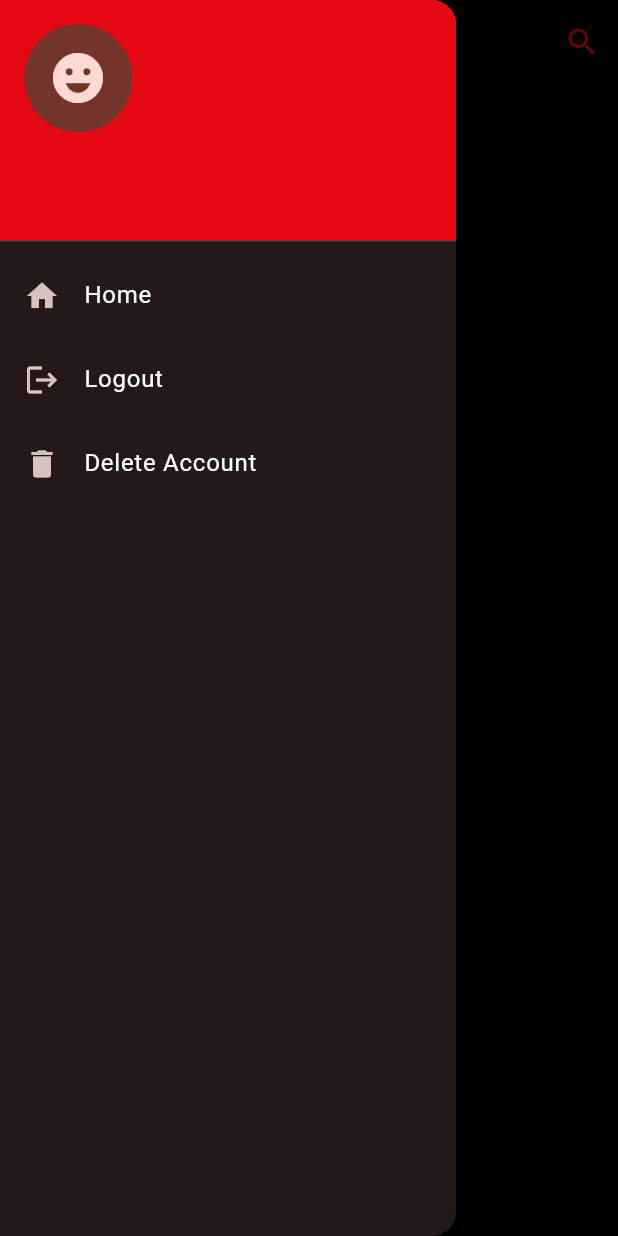
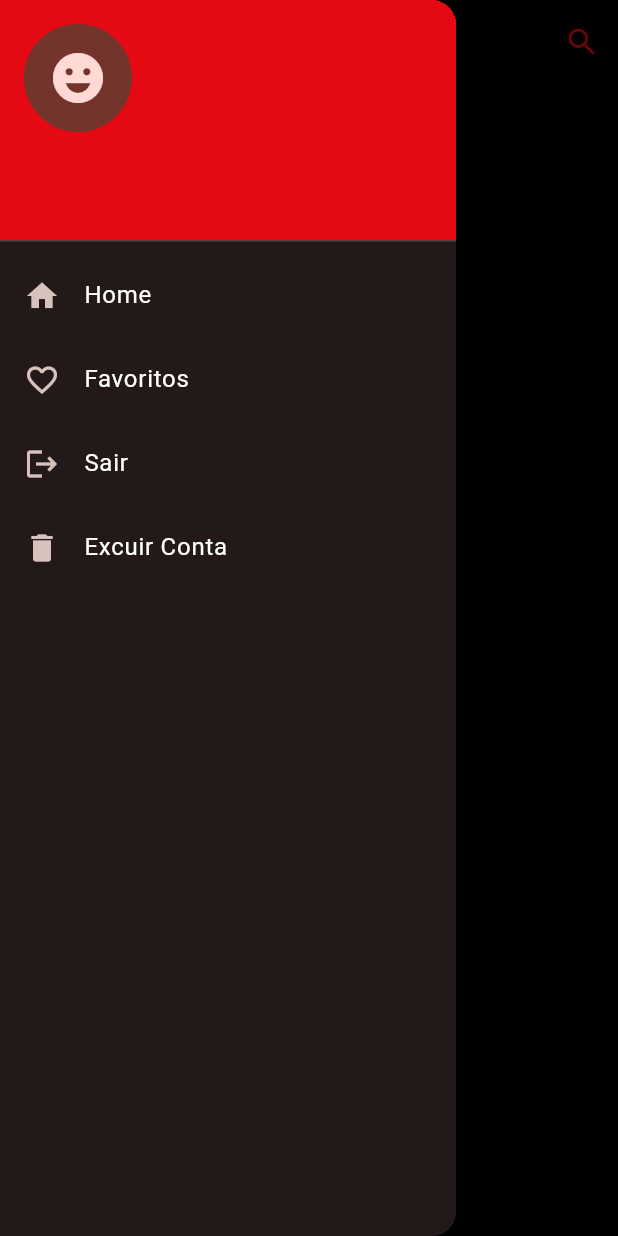
Before and after one commit to jhonnylucius/net_drinks, a Flutter app: the HomeScreen screen opened by its route, with the side drawer open, on a phone screen of 412 x 824 dp. Run offline on Flutter 3.47's test engine with Material 3 defaults, Android fonts, the phone set to English and light mode, and no system bars; our stand-ins replace cloud_firestore, dio, firebase_auth, firebase_core, flutter_i18n, flutter_signin_button and 8 more; missing offline and left inert: translator; accounts and stored records are empty.

Commit message:
adiciona funcionalidade de favoritos, permitindo que os usuários marquem e visualizem coquetéis favoritos na tela inicial

```diff
--- a/app_netdrinks/lib/components/menu.dart
+++ b/app_netdrinks/lib/components/menu.dart
@@ -77,8 +77,15 @@ class Menu extends StatelessWidget {
             },
           ),
           ListTile(
+            leading: Icon(Icons.favorite_border),
+            title: Text(FlutterI18n.translate(context, 'Favoritos')),
+            onTap: () {
+              Navigator.pushNamed(context, '/favorites');
+            },
+          ),
+          ListTile(
             leading: Icon(Icons.logout),
-            title: Text(FlutterI18n.translate(context, 'menu.logout')),
+            title: Text(FlutterI18n.translate(context, 'Sair')),
             onTap: () async {
               await FirebaseAuth.instance.signOut();
 
@@ -88,7 +95,7 @@ class Menu extends StatelessWidget {
           ),
           ListTile(
             leading: Icon(Icons.delete),
-            title: Text(FlutterI18n.translate(context, 'menu.delete_account')),
+            title: Text(FlutterI18n.translate(context, 'Excuir Conta')),
             onTap: () => _confirmarExclusao(context),
           ),
         ],
--- a/app_netdrinks/lib/main.dart
+++ b/app_netdrinks/lib/main.dart
@@ -80,7 +80,17 @@ class MyApp extends StatelessWidget {
           if (user == null) {
             return LoginScreen();
           }
-          return HomeScreen(user: user);
+          return HomeScreen(
+            user: user,
+            showFavorites: false,
+          );
+        },
+        '/favorites': (context) {
+          final user = FirebaseAuth.instance.currentUser;
+          if (user == null) {
+            return LoginScreen();
+          }
+          return HomeScreen(user: user, showFavorites: true);
         },
         '/verify-email': (context) {
           final user = FirebaseAuth.instance.currentUser;
--- a/app_netdrinks/lib/screens/home_screen.dart
+++ b/app_netdrinks/lib/screens/home_screen.dart
@@ -11,8 +11,9 @@ import 'package:get/get.dart';
 
 class HomeScreen extends StatefulWidget {
   final User user;
+  final bool showFavorites;
 
-  const HomeScreen({super.key, required this.user});
+  const HomeScreen({super.key, required this.user, this.showFavorites = false});
 
   @override
   HomeScreenState createState() => HomeScreenState();
@@ -38,49 +39,74 @@ class HomeScreenState extends State<HomeScreen> {
   @override
   Widget build(BuildContext context) {
     return Scaffold(
-      extendBodyBehindAppBar: true, // Permite conteúdo atrás do AppBar
+      extendBodyBehindAppBar: true,
       appBar: AppBar(
-        backgroundColor:
-            Colors.black.withAlpha(179), // AppBar preto semi-transparente
+        backgroundColor: Colors.black.withAlpha(179),
         elevation: 0,
-        title: Text('NetDrinks'),
+        title: Text(widget.showFavorites
+            ? FlutterI18n.translate(context, 'Favoritos')
+            : FlutterI18n.translate(context, 'NetDrinks')),
         leading: Builder(
           builder: (context) => IconButton(
-            icon: Icon(Icons.menu),
+            icon: const Icon(Icons.menu),
             onPressed: () => Scaffold.of(context).openDrawer(),
           ),
         ),
         actions: [
+          if (widget.showFavorites)
+            IconButton(
+              icon: const Icon(Icons.home),
+              onPressed: () =>
+                  Navigator.of(context).pushReplacementNamed('/home'),
+            ),
           IconButton(
-            icon: Icon(Icons.search),
+            icon: const Icon(Icons.search),
             onPressed: () => _showSearchDialog(context),
           ),
         ],
       ),
-      drawer: Menu(user: widget.user), // Adiciona o Drawer
+      drawer: Menu(user: widget.user),
       body: Obx(() {
         if (controller.loading) {
           return ProgressIndicador2Widget();
         }
 
+        final displayCocktails = widget.showFavorites
+            ? controller.getFavoriteCocktails()
+            : controller.cocktails;
+
+        if (displayCocktails.isEmpty && widget.showFavorites) {
+          return Center(
+            child: Text(
+              FlutterI18n.translate(context,
+                  'Você não tem Drinks Salvos,\n clique no coração ao lado da foto do Drink pra salvá-lo como favorito!'),
+              style: const TextStyle(color: Colors.white),
+              textAlign: TextAlign.center,
+            ),
+          );
+        }
+
         return Stack(
-          fit: StackFit.expand, // Força Stack ocupar tela toda
+          fit: StackFit.expand,
           children: [
-            // Background com imagem
             Positioned.fill(
               child: ValueListenableBuilder<int>(
                 valueListenable: _currentPage,
                 builder: (context, currentIndex, _) {
-                  if (controller.cocktails.isEmpty) return Container();
+                  if (displayCocktails.isEmpty) return Container();
+
+                  if (currentIndex >= displayCocktails.length) {
+                    return Container(); // Evita erro de índice
+                  }
 
                   return AnimatedSwitcher(
-                    duration: Duration(milliseconds: 500),
+                    duration: const Duration(milliseconds: 500),
                     child: Container(
                       key: ValueKey(currentIndex),
                       decoration: BoxDecoration(
                         image: DecorationImage(
                           image: NetworkImage(
-                            controller.cocktails[currentIndex].imageUrl,
+                            displayCocktails[currentIndex].imageUrl,
                           ),
                           fit: BoxFit.cover,
                         ),
@@ -90,8 +116,6 @@ class HomeScreenState extends State<HomeScreen> {
                 },
               ),
             ),
-
-            // Gradiente mais forte
             Positioned.fill(
               child: Container(
                 decoration: BoxDecoration(
@@ -104,27 +128,26 @@ class HomeScreenState extends State<HomeScreen> {
                       Colors.black.withAlpha(179),
                       Colors.black.withAlpha(230),
                     ],
-                    stops: [0.0, 0.1, 0.5, 0.9],
+                    stops: const [0.0, 0.1, 0.5, 0.9],
                   ),
                 ),
               ),
             ),
-
-            // Nome do cocktail e carrossel
             SafeArea(
               child: Column(
                 mainAxisAlignment: MainAxisAlignment.end,
                 children: [
-                  // Nome do cocktail atual
                   ValueListenableBuilder<int>(
                     valueListenable: _currentPage,
                     builder: (context, currentIndex, _) {
-                      if (controller.cocktails.isEmpty) return Container();
+                      if (displayCocktails.isEmpty ||
+                          currentIndex >= displayCocktails.length)
+                        return Container();
 
                       return Padding(
-                        padding: EdgeInsets.symmetric(horizontal: 20),
+                        padding: const EdgeInsets.symmetric(horizontal: 20),
                         child: Text(
-                          controller.cocktails[currentIndex].name,
+                          displayCocktails[currentIndex].name,
                           style: Theme.of(context)
                               .textTheme
                               .headlineMedium
@@ -137,31 +160,29 @@ class HomeScreenState extends State<HomeScreen> {
                       );
                     },
                   ),
-                  SizedBox(height: 20),
-
-                  // Carrossel
+                  const SizedBox(height: 20),
                   SizedBox(
                     height: 200,
                     child: PageView.builder(
                       controller: pageController,
-                      itemCount: controller.cocktails.length,
+                      itemCount: displayCocktails.length,
                       itemBuilder: (context, index) {
                         return AnimatedScale(
                           scale: _currentPage.value == index ? 1.0 : 0.8,
-                          duration: Duration(milliseconds: 300),
+                          duration: const Duration(milliseconds: 300),
                           child: GestureDetector(
                             onTap: () =>
-                                _navigateToDetails(controller.cocktails[index]),
+                                _navigateToDetails(displayCocktails[index]),
                             child: CocktailCard(
-                              cocktail: controller.cocktails[index],
-                              user: '',
+                              cocktail: displayCocktails[index],
+                              user: widget.user.uid,
                             ),
                           ),
                         );
                       },
                     ),
                   ),
-                  SizedBox(height: 40),
+                  const SizedBox(height: 40),
                 ],
               ),
             ),
@@ -178,30 +199,28 @@ class HomeScreenState extends State<HomeScreen> {
   }
 
   Widget _navigateToDetails(Cocktail cocktail) {
-    // Navigate to details page
     Get.to(() => CocktailDetailScreen(cocktail: cocktail));
-    return SizedBox.shrink();
+    return const SizedBox.shrink();
   }
 
   Widget _showSearchDialog(BuildContext context) {
     return AlertDialog(
-      title: Text(FlutterI18n.translate(context, 'search.title')),
+      title: Text(FlutterI18n.translate(context, 'Pesquisa por nome')),
       content: TextField(
         decoration: InputDecoration(
-          hintText: FlutterI18n.translate(context, 'search.name'),
+          hintText: FlutterI18n.translate(context, 'Pesquisa por nome'),
         ),
       ),
       actions: [
         TextButton(
           onPressed: () => Navigator.of(context).pop(),
-          child: Text(FlutterI18n.translate(context, 'search.cancel')),
+          child: Text(FlutterI18n.translate(context, 'Cancelar Pesquisa')),
         ),
         TextButton(
           onPressed: () {
-            // Perform search action
             Navigator.of(context).pop();
           },
-          child: Text(FlutterI18n.translate(context, 'search.search')),
+          child: Text(FlutterI18n.translate(context, 'Procurar')),
         ),
       ],
     );
```
Also changed, not shown: app_netdrinks/lib/controller/cocktail_detail_controller.dart (+32 -0 lines), app_netdrinks/lib/screens/cocktail_detail_screen.dart (+16 -20 lines), app_netdrinks/lib/screens/login_screen.dart (+10 -3 lines), app_netdrinks/lib/widgets/cocktail_card_widget.dart (+33 -9 lines).
